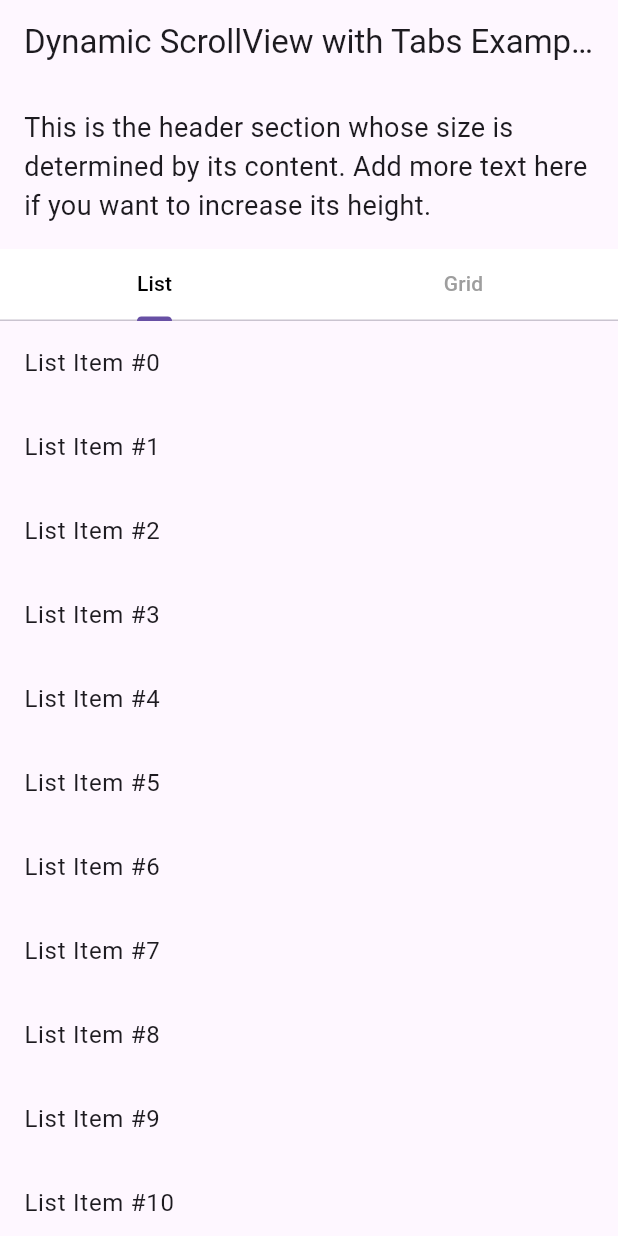
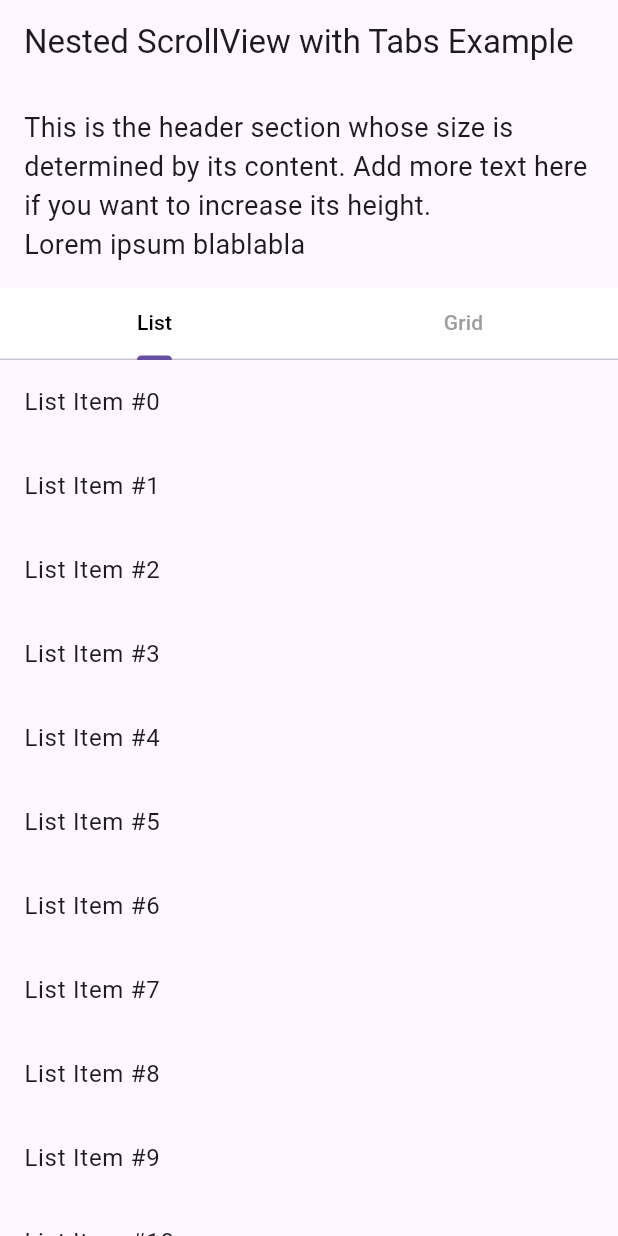
Before and after one commit to yfujiki/dynamic_header_list_grid, a Flutter app: the screen it shows after launch, on a phone screen of 412 x 824 dp. Run offline on Flutter 3.47's test engine with Material 3 defaults, Android fonts, the phone set to English and light mode, and no system bars.

Commit message:
Modify the code with NestedScrollView

```diff
--- a/lib/main.dart
+++ b/lib/main.dart
@@ -1,35 +1,40 @@
 import 'package:flutter/material.dart';
 
 void main() {
-  runApp(MyApp());
+  runApp(const MyApp());
 }
 
 class MyApp extends StatelessWidget {
+  const MyApp({super.key});
+
   @override
   Widget build(BuildContext context) {
     return MaterialApp(
       home: Scaffold(
         appBar:
-            AppBar(title: const Text('Dynamic ScrollView with Tabs Example')),
-        body: DefaultTabController(
+            AppBar(title: const Text('Nested ScrollView with Tabs Example')),
+        body: const DefaultTabController(
           length: 2, // Number of tabs
-          child: DynamicScrollViewWithTabs(),
+          child: NestedScrollViewWithTabs(),
         ),
       ),
     );
   }
 }
 
-class DynamicScrollViewWithTabs extends StatelessWidget {
+class NestedScrollViewWithTabs extends StatelessWidget {
+  const NestedScrollViewWithTabs({super.key});
+
   @override
   Widget build(BuildContext context) {
-    return CustomScrollView(
-      slivers: <Widget>[
+    return NestedScrollView(
+      headerSliverBuilder: (BuildContext context, bool innerBoxIsScrolled) {
+        return <Widget>[
           SliverToBoxAdapter(
             child: Container(
               padding: const EdgeInsets.all(16.0),
               child: const Text(
-              'This is the header section whose size is determined by its content. Add more text here if you want to increase its height.',
+                'This is the header section whose size is determined by its content. Add more text here if you want to increase its height.\nLorem ipsum blablabla',
                 style: TextStyle(fontSize: 18),
               ),
             ),
@@ -47,15 +52,14 @@ class DynamicScrollViewWithTabs extends StatelessWidget {
             ),
             pinned: true,
           ),
-        SliverFillRemaining(
-          child: TabBarView(
+        ];
+      },
+      body: TabBarView(
         children: <Widget>[
           buildListView(),
           buildGridView(),
         ],
       ),
-        ),
-      ],
     );
   }
 
```
Lines whose indentation alone changed are shown as unchanged.
